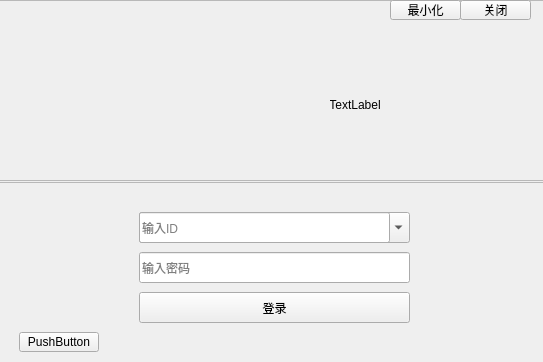
Before: the Qt Designer form MyQQ_version/MyQQ_version/LoginAndRegister/login.ui in iamzhubaoliang/QT_learn, drawn with Qt 5.
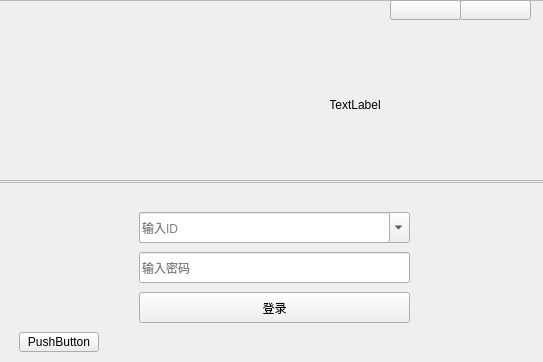
After: the same form once the commit is applied.

Patch:
```diff
--- a/MyQQ_version/MyQQ_version/LoginAndRegister/login.ui
+++ b/MyQQ_version/MyQQ_version/LoginAndRegister/login.ui
@@ -63,7 +63,7 @@
      </rect>
     </property>
     <property name="text">
-     <string>最小化</string>
+     <string/>
     </property>
    </widget>
    <widget class="QPushButton" name="close">
@@ -76,7 +76,7 @@
      </rect>
     </property>
     <property name="text">
-     <string>关闭</string>
+     <string/>
     </property>
    </widget>
   </widget>
```
